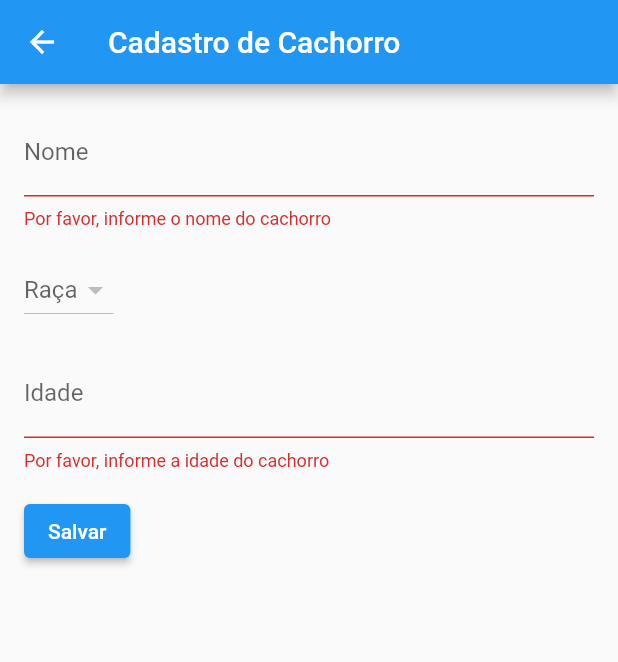
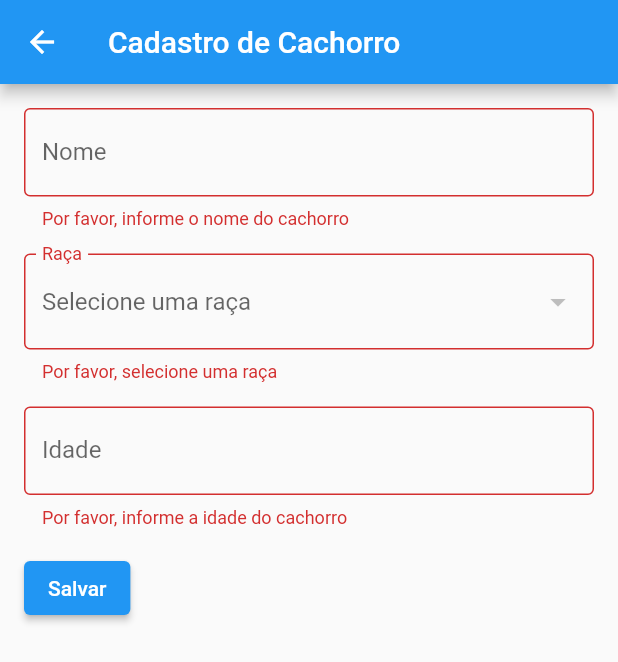
Before and after one commit to Sergio-Cordeiro/Canine_shield, a Flutter app: the DogRegistrationScreen screen opened by its route, after a tap on "Salvar", on a phone screen of 412 x 824 dp. Shown: the top 662 px of the screen. Run offline on Flutter 3.47's test engine with Material 2 defaults, Android fonts, the light colour scheme and no system bars; our stand-ins replace sqflite; accounts and stored records are empty; network calls fail.

Commit message:
new layout to newDog

```diff
--- a/lib/newDog.dart
+++ b/lib/newDog.dart
@@ -46,8 +46,12 @@ class _DogRegistrationScreenState extends State<DogRegistrationScreen> {
             crossAxisAlignment: CrossAxisAlignment.start,
             children: <Widget>[
               TextFormField(
-                decoration: const InputDecoration(
+                decoration: InputDecoration(
                   labelText: 'Nome',
+                  border: OutlineInputBorder(),
+                  focusedBorder: OutlineInputBorder(
+                    borderSide: BorderSide(color: Theme.of(context).primaryColor),
+                  ),
                 ),
                 validator: (value) {
                   if (value!.isEmpty) {
@@ -60,8 +64,15 @@ class _DogRegistrationScreenState extends State<DogRegistrationScreen> {
                 },
               ),
               const SizedBox(height: 16.0),
-              DropdownButton(
-                hint: const Text('Raça'),
+              DropdownButtonFormField(
+                decoration: InputDecoration(
+                  labelText: 'Raça',
+                  border: OutlineInputBorder(),
+                  focusedBorder: OutlineInputBorder(
+                    borderSide: BorderSide(color: Theme.of(context).primaryColor),
+                  ),
+                ),
+                hint: const Text('Selecione uma raça'),
                 value: _breed,
                 items: _breeds.map((breed) {
                   return DropdownMenuItem(
@@ -74,11 +85,21 @@ class _DogRegistrationScreenState extends State<DogRegistrationScreen> {
                     _breed = value as String?;
                   });
                 },
+                validator: (value) {
+                  if (value == null) {
+                    return 'Por favor, selecione uma raça';
+                  }
+                  return null;
+                },
               ),
               const SizedBox(height: 16.0),
               TextFormField(
-                decoration: const InputDecoration(
+                decoration: InputDecoration(
                   labelText: 'Idade',
+                  border: OutlineInputBorder(),
+                  focusedBorder: OutlineInputBorder(
+                    borderSide: BorderSide(color: Theme.of(context).primaryColor),
+                  ),
                 ),
                 keyboardType: TextInputType.number,
                 validator: (value) {
```
